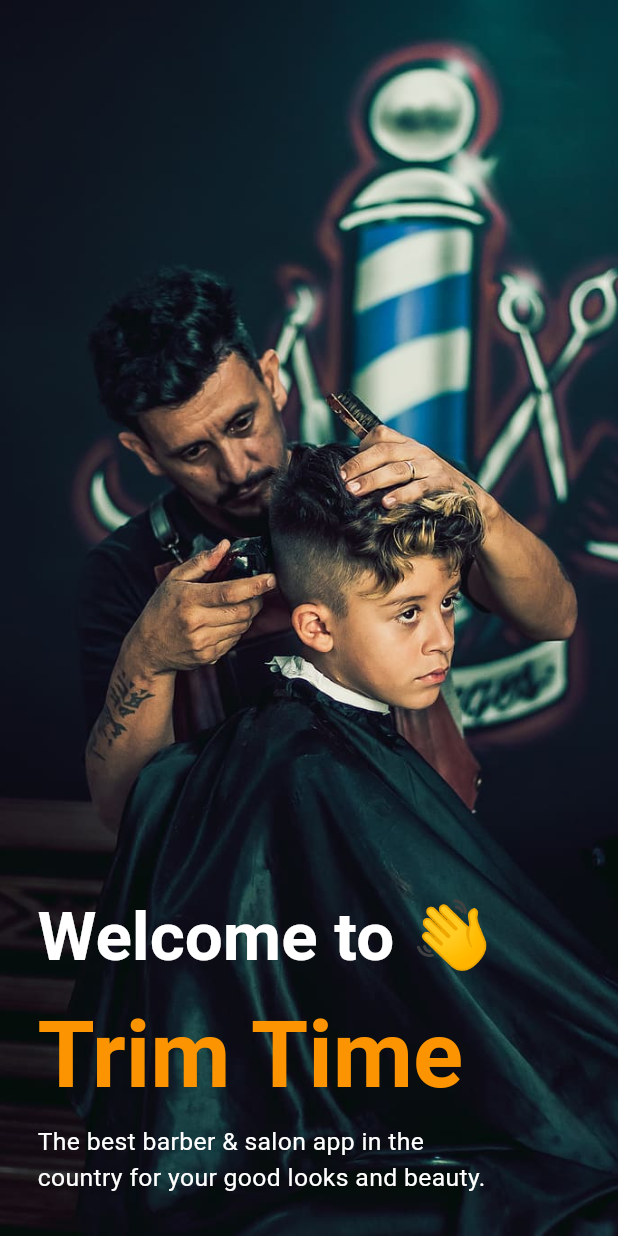
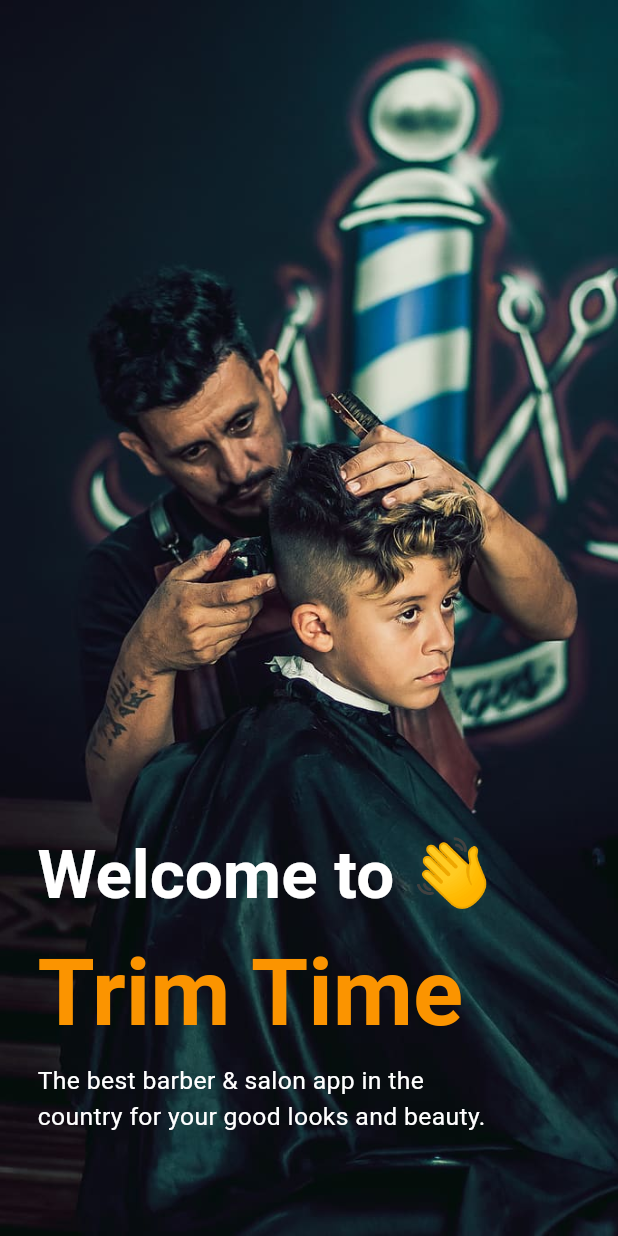
Before and after one commit to MahnoorWaseem/TrimTime-Flutter, a Flutter app: the screen it shows after launch, on a phone screen of 412 x 824 dp. Run offline on Flutter 3.47's test engine with Material 3 defaults, Android fonts, the phone set to English and light mode, and no system bars; drawn by our look-alikes of animated_text_kit, flutter_animate; our stand-ins replace carousel_slider, firebase_core, flutter_spinkit, smooth_page_indicator; accounts and stored records are empty.

Commit message:
(fix) : pixel issues

```diff
--- a/lib/views/onBoardingScreens/welcome_screen.dart
+++ b/lib/views/onBoardingScreens/welcome_screen.dart
@@ -30,7 +30,7 @@ class WelcomeScreen extends StatelessWidget {
             ),
           ),
           child: Container(
-            height: screenHeight * .25,
+            height: screenWidth * .6,
             child: Column(
               mainAxisAlignment: MainAxisAlignment.start,
               crossAxisAlignment: CrossAxisAlignment.start,
```
